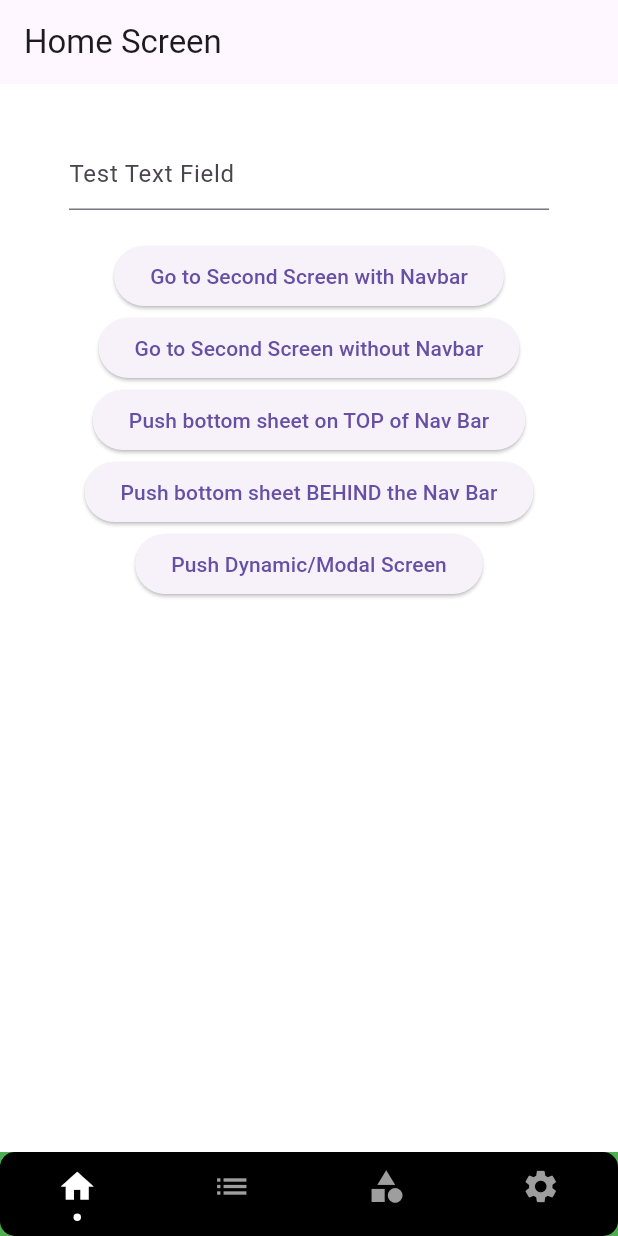
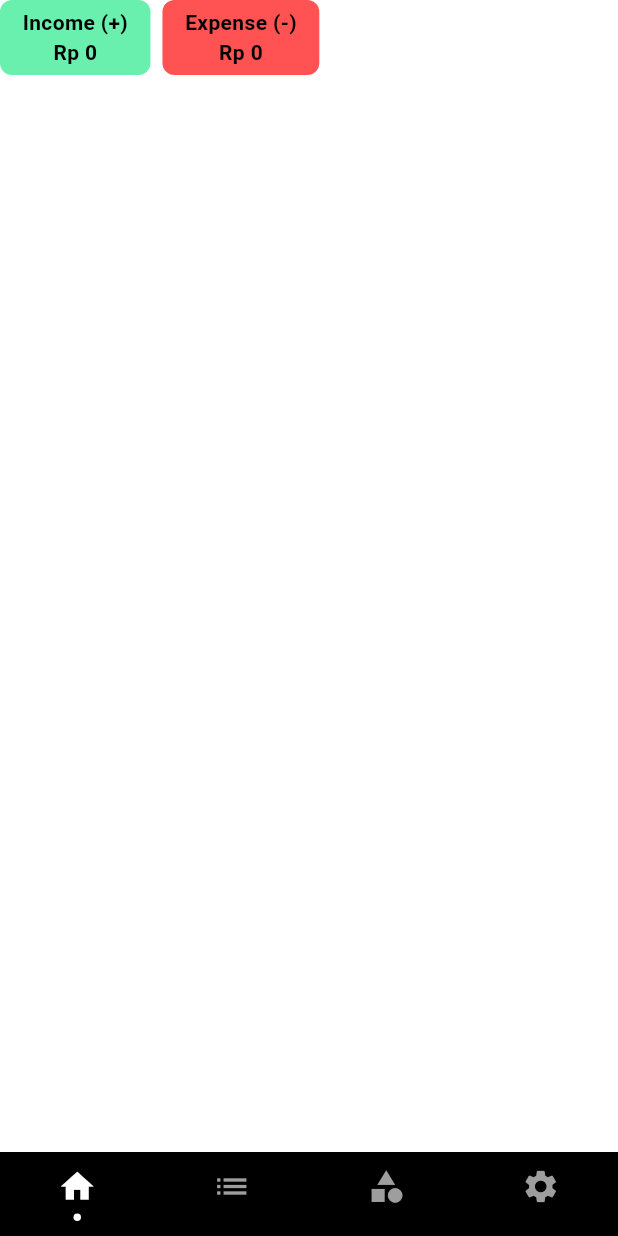
Before and after one commit to elvinperdana/monthly_report_flutter, a Flutter app: the screen it shows after launch, on a phone screen of 412 x 824 dp. Run offline on Flutter 3.47's test engine with Material 3 defaults, Android fonts, the phone set to English and light mode, and no system bars; drawn by our look-alikes of persistent_bottom_nav_bar_v2; our stand-ins replace flutter_datetime_picker_plus, go_router, sqflite; accounts and stored records are empty.

Commit message:
Update code

```diff
--- a/lib/Pages/HomeScreen/HomeScreen.dart
+++ b/lib/Pages/HomeScreen/HomeScreen.dart
@@ -1,226 +1,163 @@
 import 'package:flutter/cupertino.dart';
 import 'package:flutter/material.dart';
 import "package:go_router/go_router.dart";
+import 'package:montly_report_flutter/Utils/utils.dart';
 import 'package:persistent_bottom_nav_bar_v2/persistent_bottom_nav_bar_v2.dart';
 
-class HomeScreen extends StatelessWidget {
+class HomeScreen extends StatefulWidget {
   const HomeScreen({super.key, this.useRouter = false});
 
   final bool useRouter;
 
   @override
-  Widget build(BuildContext context) => Scaffold(
-    appBar: AppBar(title: const Text("Home Screen")),
-    backgroundColor: Colors.white,
-    body: ListView(
-      padding: const EdgeInsets.all(16)
-          .copyWith(bottom: MediaQuery.of(context).padding.bottom),
-      children: <Widget>[
-        const Padding(
-          padding: EdgeInsets.symmetric(horizontal: 30, vertical: 20),
-          child: TextField(
-            decoration: InputDecoration(hintText: "Test Text Field"),
-          ),
-        ),
-        Center(
-          child: ElevatedButton(
-            onPressed: () {
-              if (useRouter) {
-                context.go("/settings/detail");
-              } else {
-                pushScreen(
-                  context,
-                  withNavBar: true,
-                  settings: const RouteSettings(name: "/home"),
-                  screen: const MainScreen2(),
-                  pageTransitionAnimation:
-                  PageTransitionAnimation.scaleRotate,
-                );
-              }
-            },
-            child: const Text("Go to Second Screen with Navbar"),
-          ),
-        ),
-        Center(
-          child: ElevatedButton(
-            onPressed: () {
-              if (useRouter) {
-                context.go("/home/detail");
-              } else {
-                pushScreen(
-                  context,
-                  settings: const RouteSettings(name: "/home"),
-                  screen: const MainScreen2(),
-                  pageTransitionAnimation:
-                  PageTransitionAnimation.scaleRotate,
-                );
-              }
-            },
-            child: const Text("Go to Second Screen without Navbar"),
-          ),
-        ),
-        Center(
-          child: ElevatedButton(
-            onPressed: () {
-              showModalBottomSheet(
-                context: context,
-                backgroundColor: Colors.white,
-                useRootNavigator: true,
-                builder: (context) => Center(
-                  child: ElevatedButton(
-                    onPressed: () {
-                      Navigator.pop(context);
-                    },
-                    child: const Text("Exit"),
-                  ),
-                ),
-              );
-            },
-            child: const Text("Push bottom sheet on TOP of Nav Bar"),
-          ),
-        ),
-        Center(
-          child: ElevatedButton(
-            onPressed: () {
-              showModalBottomSheet(
-                context: context,
-                backgroundColor: Colors.white,
-                useRootNavigator: false,
-                builder: (context) => Center(
-                  child: ElevatedButton(
-                    onPressed: () {
-                      Navigator.pop(context);
-                    },
-                    child: const Text("Exit"),
-                  ),
-                ),
-              );
-            },
-            child: const Text("Push bottom sheet BEHIND the Nav Bar"),
-          ),
-        ),
-        Center(
-          child: ElevatedButton(
-            onPressed: () {
-              pushWithNavBar(
-                context,
-                DialogRoute(
-                  context: context,
-                  builder: (context) => const ExampleDialog(),
-                ),
-              );
-            },
-            child: const Text("Push Dynamic/Modal Screen"),
-          ),
-        ),
-      ],
-    ),
-  );
+  State<HomeScreen> createState() => _HomeScreenState();
 }
 
-class MainScreen2 extends StatelessWidget {
-  const MainScreen2({super.key, this.useRouter = false});
+class _HomeScreenState extends State<HomeScreen> {
+  int _totalIncome = 0;
+  int _totalExpense = 0;
+  int _remaining = 0;
 
-  final bool useRouter;
+  void initState() {
+    super.initState();
+    // _initializeDatabase();
+  }
 
   @override
   Widget build(BuildContext context) => Scaffold(
-    appBar: AppBar(title: const Text("Secondary Screen")),
-    backgroundColor: Colors.teal,
-    body: ListView(
-      padding: const EdgeInsets.all(16)
-          .copyWith(bottom: MediaQuery.of(context).padding.bottom),
-      children: <Widget>[
-        Center(
-          child: ElevatedButton(
-            onPressed: () {
-              if (useRouter) {
-                context.go("/home/detail/super-detail");
-              } else {
-                pushScreen(
-                  context,
-                  screen: const MainScreen3(),
-                  withNavBar: true,
-                );
-              }
-            },
-            child: const Text("Go to Third Screen with Navbar"),
-          ),
-        ),
-        Center(
-          child: ElevatedButton(
-            onPressed: () {
-              if (useRouter) {
-                context.go("/detail/super-detail");
-              } else {
-                pushScreen(context, screen: const MainScreen3());
-              }
-            },
-            child: const Text("Go to Second Screen without Navbar"),
-          ),
-        ),
-        Center(
-          child: ElevatedButton(
-            onPressed: () {
-              Navigator.pop(context);
-            },
-            child: const Text("Go Back to First Screen"),
-          ),
-        ),
-      ],
-    ),
-  );
+        backgroundColor: Colors.white,
+        body: SafeArea(
+            top: true,
+            child: Column(
+              children: [
+                Wrap(
+                  alignment: WrapAlignment.center,
+                  spacing: 8.0,
+                  runSpacing: 8.0,
+                  children: [
+                    Container(
+                        padding: const EdgeInsets.symmetric(
+                            vertical: 5, horizontal: 15),
+                        decoration: const BoxDecoration(
+                          color: Colors.greenAccent,
+                          borderRadius: BorderRadius.horizontal(
+                              left: Radius.circular(8.0),
+                              right: Radius.circular(8.0)),
+                        ),
+                        child: Column(
+                          mainAxisAlignment: MainAxisAlignment.center,
+                          children: [
+                            Text('Income (+)',
+                                style: const TextStyle(
+                                    color: Colors.black,
+                                    fontWeight: FontWeight.bold)),
+                            Text('Rp ${thousandFormatter(_totalIncome)}',
+                                style: const TextStyle(
+                                    color: Colors.black,
+                                    fontWeight: FontWeight.bold)),
+                          ],
+                        )),
+                    Container(
+                        padding: const EdgeInsets.symmetric(
+                            vertical: 5, horizontal: 15),
+                        decoration: const BoxDecoration(
+                          color: Colors.redAccent,
+                          borderRadius: BorderRadius.horizontal(
+                              left: Radius.circular(8.0),
+                              right: Radius.circular(8.0)),
+                        ),
+                        child: Column(
+                          mainAxisAlignment: MainAxisAlignment.center,
+                          children: [
+                            Text('Expense (-)',
+                                style: const TextStyle(
+                                    color: Colors.black,
+                                    fontWeight: FontWeight.bold)),
+                            Text('Rp ${thousandFormatter(_totalExpense)}',
+                                style: const TextStyle(
+                                    color: Colors.black,
+                                    fontWeight: FontWeight.bold)),
+                          ],
+                        ))
+                  ],
+                )
+              ],
+            )
+            /*Column(
+          children: [
+            Container(
+              margin:
+              const EdgeInsets.only(top: 5.0, left: 15.0, right: 15.0),
+              child: Column(
+                children: [
+                  Wrap(
+                    alignment: WrapAlignment.center,
+                    spacing: 8.0,
+                    runSpacing: 8.0,
+                    children: [
+                      Container(
+                          padding: const EdgeInsets.symmetric(
+                              vertical: 5, horizontal: 15),
+                          decoration: const BoxDecoration(
+                            color: Colors.greenAccent,
+                            borderRadius: BorderRadius.horizontal(
+                                left: Radius.circular(8.0),
+                                right: Radius.circular(8.0)),
+                          ),
+                          child: Column(
+                            mainAxisAlignment: MainAxisAlignment.center,
+                            children: [
+                              Text('Income (+)',
+                                  style: const TextStyle(
+                                      color: Colors.black,
+                                      fontWeight: FontWeight.bold)),
+                              Text('Rp ${thousandFormatter(_totalIncome)}',
+                                  style: const TextStyle(
+                                      color: Colors.black,
+                                      fontWeight: FontWeight.bold)),
+                            ],
+                          )),
+                      Container(
+                          padding: const EdgeInsets.symmetric(
+                              vertical: 5, horizontal: 15),
+                          decoration: const BoxDecoration(
+                            color: Colors.redAccent,
+                            borderRadius: BorderRadius.horizontal(
+                                left: Radius.circular(8.0),
+                                right: Radius.circular(8.0)),
+                          ),
+                          child: Column(
+                            mainAxisAlignment: MainAxisAlignment.center,
+                            children: [
+                              Text('Expense (-)',
+                                  style: const TextStyle(
+                                      color: Colors.black,
+                                      fontWeight: FontWeight.bold)),
+                              Text('Rp ${thousandFormatter(_totalExpense)}',
+                                  style: const TextStyle(
+                                      color: Colors.black,
+                                      fontWeight: FontWeight.bold)),
+                            ],
+                          ))
+                    ],
+                  ),
+                  const SizedBox(height: 5),
+                  Container(
+                      padding: const EdgeInsets.symmetric(
+                          vertical: 5, horizontal: 15),
+                      decoration: const BoxDecoration(
+                        color: Colors.grey,
+                        borderRadius: BorderRadius.horizontal(
+                            left: Radius.circular(8.0),
+                            right: Radius.circular(8.0)),
+                      ),
+                      child: Text('(Σ) : Rp ${thousandFormatter(_remaining)}',
+                          style: const TextStyle(
+                              color: Colors.black,
+                              fontWeight: FontWeight.bold))),
+                ],
+              ),
+            ),*/
+            ),
+      );
 }
-
-class MainScreen3 extends StatelessWidget {
-  const MainScreen3({super.key});
-
-  @override
-  Widget build(BuildContext context) => Scaffold(
-    appBar: AppBar(title: const Text("Tertiary Screen")),
-    backgroundColor: Colors.deepOrangeAccent,
-    body: Center(
-      child: ElevatedButton(
-        onPressed: () {
-          Navigator.pop(context);
-        },
-        child: const Text("Go Back to Second Screen"),
-      ),
-    ),
-  );
-}
-
-class ExampleDialog extends StatelessWidget {
-  const ExampleDialog({super.key});
-
-  @override
-  Widget build(BuildContext context) => Dialog(
-    child: Container(
-      height: MediaQuery.of(context).size.height * 0.6,
-      width: MediaQuery.of(context).size.width * 0.3,
-      padding: const EdgeInsets.symmetric(horizontal: 30),
-      color: Colors.amber,
-      child: Column(
-        mainAxisAlignment: MainAxisAlignment.center,
-        children: <Widget>[
-          const Text(
-            "This is a modal screen",
-            textAlign: TextAlign.center,
-            style: TextStyle(
-              color: Colors.black,
-              fontSize: 26,
-            ),
-          ),
-          Center(
-            child: ElevatedButton(
-              onPressed: () {
-                Navigator.pop(context);
-              },
-              child: const Text("Return"),
-            ),
-          ),
-        ],
-      ),
-    ),
-  );
-}
--- a/lib/Pages/app.dart
+++ b/lib/Pages/app.dart
@@ -1,7 +1,9 @@
 import "package:flutter/material.dart";
 import "package:montly_report_flutter/Pages/HomeScreen/HomeScreen.dart";
 import "package:montly_report_flutter/Pages/ListReportScreen/ListReportScreen.dart";
+import "package:montly_report_flutter/Provider/database-provider.dart";
 import "package:persistent_bottom_nav_bar_v2/persistent_bottom_nav_bar_v2.dart";
+import "package:provider/provider.dart";
 
 class App extends StatefulWidget {
   const App({super.key});
@@ -12,6 +14,13 @@ class App extends StatefulWidget {
 
 class _AppState extends State<App> {
   final PersistentTabController _controller = PersistentTabController();
+
+  @override
+  void initState() {
+    super.initState();
+    Provider.of<DatabaseProvider>(context, listen: false).initializeDatabase();
+    Provider.of<DatabaseProvider>(context, listen: false).updateReport();
+  }
 
   List<PersistentTabConfig> _tabs() => [
     PersistentTabConfig(
@@ -58,9 +67,9 @@ class _AppState extends State<App> {
     tabs: _tabs(),
     navBarBuilder: (navBarConfig) => Style11BottomNavBar(
       navBarConfig: navBarConfig,
-      navBarDecoration: NavBarDecoration(
+      navBarDecoration: const NavBarDecoration(
         color: Colors.black,
-        borderRadius: BorderRadius.circular(10),
+        // borderRadius: BorderRadius.circular(25),
       ),
       itemAnimationProperties: const ItemAnimation(),
     ),
--- /dev/null
+++ b/lib/Provider/database-provider.dart
@@ -0,0 +1,121 @@
+import 'package:flutter/material.dart';
+import 'package:montly_report_flutter/Provider/date-provider.dart';
+import "package:sqflite/sqflite.dart";
+import 'package:path/path.dart' as p;
+import 'dart:io';
+
+/*
+class DatabaseProvider with ChangeNotifier {
+  List _reports = [];
+  Database? _database;
+  final DateProvider dateProvider;
+
+  DatabaseProvider(this.dateProvider) {
+    // Listen to changes in DateProvider
+    dateProvider.addListener(_updateReportBasedOnDate);
+  }
+
+  List get reports => _reports;
+
+  Future<void> updateReport() async {
+    final int dataMonth = dateProvider.month;
+    final int dataYear = dateProvider.year;
+    final firstDayOfMonth = DateTime(dataMonth, dataYear, 1).millisecondsSinceEpoch;
+    final lastDayOfMonth =
+        DateTime(dataMonth, dataYear + 1, 0, 23, 59).millisecondsSinceEpoch;
+
+    _reports = await _database!.query(
+      'reports',
+      where: "dateTime BETWEEN ? AND ?",
+      whereArgs: [firstDayOfMonth, lastDayOfMonth],
+      orderBy: "dateTime DESC",
+    ) as List;
+
+    notifyListeners();
+  }
+
+  Future<void> initializeDatabase() async {
+    final databasePath = p.join(await getDatabasesPath(), 'monthly_report.db');
+    final file = File(databasePath);
+    if (await file.exists()) {
+      await file.delete(); // Delete the old database
+    }
+
+    _database = await openDatabase(
+      databasePath,
+      onCreate: (db, version) {
+        db.execute(
+          'CREATE TABLE reports(id INTEGER PRIMARY KEY, amount INTEGER, description TEXT, dateTime INTEGER, type TEXT)',
+        );
+        db.execute(
+          'CREATE TABLE categories(id INTEGER PRIMARY KEY, name TEXT UNIQUE)',
+        );
+      },
+      version: 1,
+    );
+  }
+
+  void _updateReportBasedOnDate() {
+    // Call updateReport with the current date from DateProvider
+    updateReport(month: dateProvider.month, year: dateProvider.year);
+  }
+}*/
+class DatabaseProvider with ChangeNotifier {
+  List _reports = [];
+  Database? _database;
+  final DateProvider dateProvider;
+
+  DatabaseProvider(this.dateProvider) {
+    dateProvider.addListener(_updateReportBasedOnDate);
+  }
+
+  List get reports => _reports;
+
+  Future<void> updateReport({int? month, int? year}) async {
+    final int dataMonth = month ?? dateProvider.month;
+    final int dataYear = year ?? dateProvider.year;
+
+    final firstDayOfMonth = DateTime(dataYear, dataMonth, 1).millisecondsSinceEpoch;
+    final lastDayOfMonth = DateTime(dataYear, dataMonth + 1, 0, 23, 59).millisecondsSinceEpoch;
+
+    _reports = await _database!.query(
+      'reports',
+      where: "dateTime BETWEEN ? AND ?",
+      whereArgs: [firstDayOfMonth, lastDayOfMonth],
+      orderBy: "dateTime DESC",
+    ) as List;
+
+    notifyListeners();
+  }
+
+  Future<void> initializeDatabase() async {
+    final databasePath = p.join(await getDatabasesPath(), 'monthly_report.db');
+    final file = File(databasePath);
+    if (await file.exists()) {
+      await file.delete(); // Delete the old database
+    }
+
+    _database = await openDatabase(
+      databasePath,
+      onCreate: (db, version) {
+        db.execute(
+          'CREATE TABLE reports(id INTEGER PRIMARY KEY, amount INTEGER, description TEXT, dateTime INTEGER, type TEXT)',
+        );
+        db.execute(
+          'CREATE TABLE categories(id INTEGER PRIMARY KEY, name TEXT UNIQUE)',
+        );
+      },
+      version: 1,
+    );
+  }
+
+  void _updateReportBasedOnDate() {
+    updateReport(month: dateProvider.month, year: dateProvider.year);
+  }
+
+  @override
+  void dispose() {
+    dateProvider.removeListener(_updateReportBasedOnDate);
+    super.dispose();
+  }
+}
--- /dev/null
+++ b/lib/Provider/date-provider.dart
@@ -0,0 +1,16 @@
+import 'package:flutter/material.dart';
+
+class DateProvider with ChangeNotifier {
+  int _month = DateTime.now().month;
+  int _year = DateTime.now().year;
+
+  int get month => _month;
+
+  int get year => _year;
+
+  void updateDate(int month, int year) {
+    _month = month;
+    _year = year;
+    notifyListeners();
+  }
+}
--- a/lib/main.dart
+++ b/lib/main.dart
@@ -1,6 +1,9 @@
 import 'package:flutter/material.dart';
 import "package:flutter/services.dart";
 import "package:montly_report_flutter/Pages/app.dart";
+import "package:montly_report_flutter/Provider/database-provider.dart";
+import "package:montly_report_flutter/Provider/date-provider.dart";
+import "package:provider/provider.dart";
 
 void main() {
   WidgetsFlutterBinding.ensureInitialized();
@@ -12,7 +15,17 @@ void main() {
   );
   // make flutter draw behind navigation bar
   SystemChrome.setEnabledSystemUIMode(SystemUiMode.edgeToEdge);
-  runApp(const MyApp());
+  runApp(MultiProvider(
+    providers: [
+      ChangeNotifierProvider(create: (_) => DateProvider()),
+      ChangeNotifierProxyProvider<DateProvider, DatabaseProvider>(
+        create: (context) => DatabaseProvider(context.read<DateProvider>()),
+        update: (context, dateProvider, databaseProvider) =>
+            DatabaseProvider(dateProvider),
+      ),
+    ],
+    child: const MyApp(),
+  ));
 }
 
 class MyApp extends StatelessWidget {
@@ -20,11 +33,13 @@ class MyApp extends StatelessWidget {
 
   @override
   Widget build(BuildContext context) => MaterialApp(
-    title: "Monthly Report",
-    home: Builder(
-      builder: (context) => App(),
-    ),
-  );
+        title: "Monthly Report",
+        home: Builder(
+          builder: (context) {
+            return const App();
+          },
+        ),
+      );
 }
 
 /*import 'package:curved_navigation_bar/curved_navigation_bar.dart';
@@ -97,12 +112,12 @@ class _MyApp extends State<MyApp> {
           break;
       }
 
-      *//*_page = AnimatedSwitcher(
+      */ /*_page = AnimatedSwitcher(
         switchInCurve: Curves.easeOut,
         switchOutCurve: Curves.easeIn,
         duration: Duration(milliseconds: 500),
         child: _page,
-      );*//*
+      );*/ /*
 
     });
   }
--- a/pubspec.yaml
+++ b/pubspec.yaml
@@ -42,6 +42,7 @@ dependencies:
   dev: ^1.0.0
   flutter_datetime_picker_plus: ^2.2.0
   persistent_bottom_nav_bar_v2: ^5.3.1
+  provider: ^6.1.2
 
 dev_dependencies:
   flutter_test:
```
Also changed, not shown: lib/Pages/ListReportScreen/AddEditReportScreen.dart (+3 -6 lines), lib/Pages/ListReportScreen/ListReportScreen.dart (+32 -113 lines).
